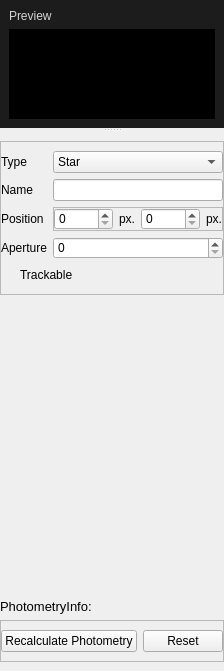
This is startrak-ui/qt/layouts/insp_star.ui in JotaRata/StarTrak-continued as Qt 5 draws it before an edit. The edited form follows.
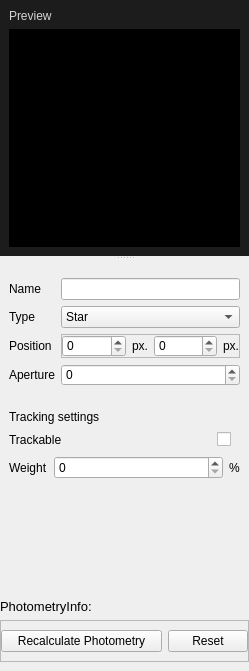
This is the edited form.

Commit message: Various improvements to GUIs

What changed in the file:
```diff
--- a/startrak-ui/qt/layouts/insp_star.ui
+++ b/startrak-ui/qt/layouts/insp_star.ui
@@ -6,7 +6,7 @@
    <rect>
     <x>0</x>
     <y>0</y>
-    <width>221</width>
+    <width>249</width>
     <height>671</height>
    </rect>
   </property>
@@ -41,7 +41,7 @@
       <property name="minimumSize">
        <size>
         <width>0</width>
-        <height>128</height>
+        <height>256</height>
        </size>
       </property>
       <property name="maximumSize">
@@ -111,33 +111,32 @@
        <item>
         <widget class="QFrame" name="form">
          <property name="styleSheet">
-          <string notr="true">
-QFrame[objectName ^= &quot;form&quot; ]{
-
-	background-color: rgba(255, 255, 255, 20);
-}
-QCheckBox,
-QLabel{
-
-	background-color: rgba(255, 255, 255, 0);
-}
-
-</string>
+          <string notr="true">QCheckBox{
+	
+	background-color: transparent;
+}</string>
          </property>
          <property name="frameShape">
-          <enum>QFrame::StyledPanel</enum>
+          <enum>QFrame::NoFrame</enum>
          </property>
          <property name="frameShadow">
-          <enum>QFrame::Raised</enum>
+          <enum>QFrame::Plain</enum>
          </property>
          <layout class="QFormLayout" name="formLayout">
-          <property name="leftMargin">
-           <number>0</number>
-          </property>
-          <property name="rightMargin">
-           <number>0</number>
-          </property>
           <item row="0" column="0">
+           <widget class="QLabel" name="label">
+            <property name="text">
+             <string>Name</string>
+            </property>
+            <property name="buddy">
+             <cstring>nameField</cstring>
+            </property>
+           </widget>
+          </item>
+          <item row="0" column="1">
+           <widget class="QLineEdit" name="nameField"/>
+          </item>
+          <item row="1" column="0">
            <widget class="QLabel" name="label_7">
             <property name="text">
              <string>Type</string>
@@ -147,7 +146,7 @@
             </property>
            </widget>
           </item>
-          <item row="0" column="1">
+          <item row="1" column="1">
            <widget class="QComboBox" name="comboBox">
             <item>
              <property name="text">
@@ -161,20 +160,7 @@
             </item>
            </widget>
           </item>
-          <item row="1" column="0">
-           <widget class="QLabel" name="label">
-            <property name="text">
-             <string>Name</string>
-            </property>
-            <property name="buddy">
-             <cstring>nameField</cstring>
-            </property>
-           </widget>
-          </item>
-          <item row="1" column="1">
-           <widget class="QLineEdit" name="nameField"/>
-          </item>
-          <item row="2" column="0">
+          <item row="3" column="0">
            <widget class="QLabel" name="label_2">
             <property name="text">
              <string>Position</string>
@@ -184,7 +170,7 @@
             </property>
            </widget>
           </item>
-          <item row="2" column="1">
+          <item row="3" column="1">
            <widget class="QFrame" name="frame">
             <property name="frameShape">
              <enum>QFrame::StyledPanel</enum>
@@ -240,7 +226,7 @@
             </layout>
            </widget>
           </item>
-          <item row="3" column="0">
+          <item row="4" column="0">
            <widget class="QLabel" name="label_5">
             <property name="text">
              <string>Aperture</string>
@@ -250,25 +236,150 @@
             </property>
            </widget>
           </item>
-          <item row="3" column="1">
+          <item row="4" column="1">
            <widget class="QSpinBox" name="apertField"/>
           </item>
-          <item row="4" column="0" colspan="2">
-           <widget class="QCheckBox" name="checkBox">
-            <property name="sizePolicy">
-             <sizepolicy hsizetype="Minimum" vsizetype="Fixed">
-              <horstretch>0</horstretch>
-              <verstretch>0</verstretch>
-             </sizepolicy>
-            </property>
-            <property name="styleSheet">
-             <string notr="true"/>
-            </property>
+         </layout>
+        </widget>
+       </item>
+       <item>
+        <widget class="QFrame" name="track_frame">
+         <property name="frameShape">
+          <enum>QFrame::NoFrame</enum>
+         </property>
+         <property name="frameShadow">
+          <enum>QFrame::Plain</enum>
+         </property>
+         <layout class="QVBoxLayout" name="verticalLayout_4">
+          <item>
+           <widget class="QLabel" name="label_8">
             <property name="text">
-             <string>Trackable</string>
+             <string>Tracking settings</string>
             </property>
            </widget>
           </item>
+          <item>
+           <widget class="QFrame" name="frame_4">
+            <property name="frameShape">
+             <enum>QFrame::NoFrame</enum>
+            </property>
+            <property name="frameShadow">
+             <enum>QFrame::Plain</enum>
+            </property>
+            <layout class="QHBoxLayout" name="horizontalLayout_4">
+             <property name="spacing">
+              <number>9</number>
+             </property>
+             <property name="leftMargin">
+              <number>0</number>
+             </property>
+             <property name="topMargin">
+              <number>0</number>
+             </property>
+             <property name="rightMargin">
+              <number>9</number>
+             </property>
+             <property name="bottomMargin">
+              <number>0</number>
+             </property>
+             <item>
+              <widget class="QLabel" name="label_11">
+               <property name="sizePolicy">
+                <sizepolicy hsizetype="Maximum" vsizetype="Preferred">
+                 <horstretch>0</horstretch>
+                 <verstretch>0</verstretch>
+                </sizepolicy>
+               </property>
+               <property name="text">
+                <string>Trackable</string>
+               </property>
+               <property name="buddy">
+                <cstring>checkBox</cstring>
+               </property>
+              </widget>
+             </item>
+             <item>
+              <spacer name="horizontalSpacer">
+               <property name="orientation">
+                <enum>Qt::Horizontal</enum>
+               </property>
+               <property name="sizeHint" stdset="0">
+                <size>
+                 <width>40</width>
+                 <height>20</height>
+                </size>
+               </property>
+              </spacer>
+             </item>
+             <item>
+              <widget class="QCheckBox" name="checkBox">
+               <property name="sizePolicy">
+                <sizepolicy hsizetype="Maximum" vsizetype="Fixed">
+                 <horstretch>0</horstretch>
+                 <verstretch>0</verstretch>
+                </sizepolicy>
+               </property>
+              </widget>
+             </item>
+            </layout>
+           </widget>
+          </item>
+          <item>
+           <widget class="QFrame" name="frame_3">
+            <property name="frameShape">
+             <enum>QFrame::NoFrame</enum>
+            </property>
+            <property name="frameShadow">
+             <enum>QFrame::Plain</enum>
+            </property>
+            <layout class="QHBoxLayout" name="horizontalLayout_3">
+             <property name="leftMargin">
+              <number>0</number>
+             </property>
+             <property name="topMargin">
+              <number>0</number>
+             </property>
+             <property name="rightMargin">
+              <number>0</number>
+             </property>
+             <property name="bottomMargin">
+              <number>0</number>
+             </property>
+             <item>
+              <widget class="QLabel" name="label_9">
+               <property name="sizePolicy">
+                <sizepolicy hsizetype="Maximum" vsizetype="Preferred">
+                 <horstretch>0</horstretch>
+                 <verstretch>0</verstretch>
+                </sizepolicy>
+               </property>
+               <property name="text">
+                <string>Weight</string>
+               </property>
+               <property name="buddy">
+                <cstring>spinBox</cstring>
+               </property>
+              </widget>
+             </item>
+             <item>
+              <widget class="QSpinBox" name="spinBox"/>
+             </item>
+             <item>
+              <widget class="QLabel" name="label_10">
+               <property name="sizePolicy">
+                <sizepolicy hsizetype="Maximum" vsizetype="Preferred">
+                 <horstretch>0</horstretch>
+                 <verstretch>0</verstretch>
+                </sizepolicy>
+               </property>
+               <property name="text">
+                <string>%</string>
+               </property>
+              </widget>
+             </item>
+            </layout>
+           </widget>
+          </item>
          </layout>
         </widget>
        </item>
```
Left out of the diff: 2 changed lines with no effect on the pictures. The commit also changes 2 other files.
